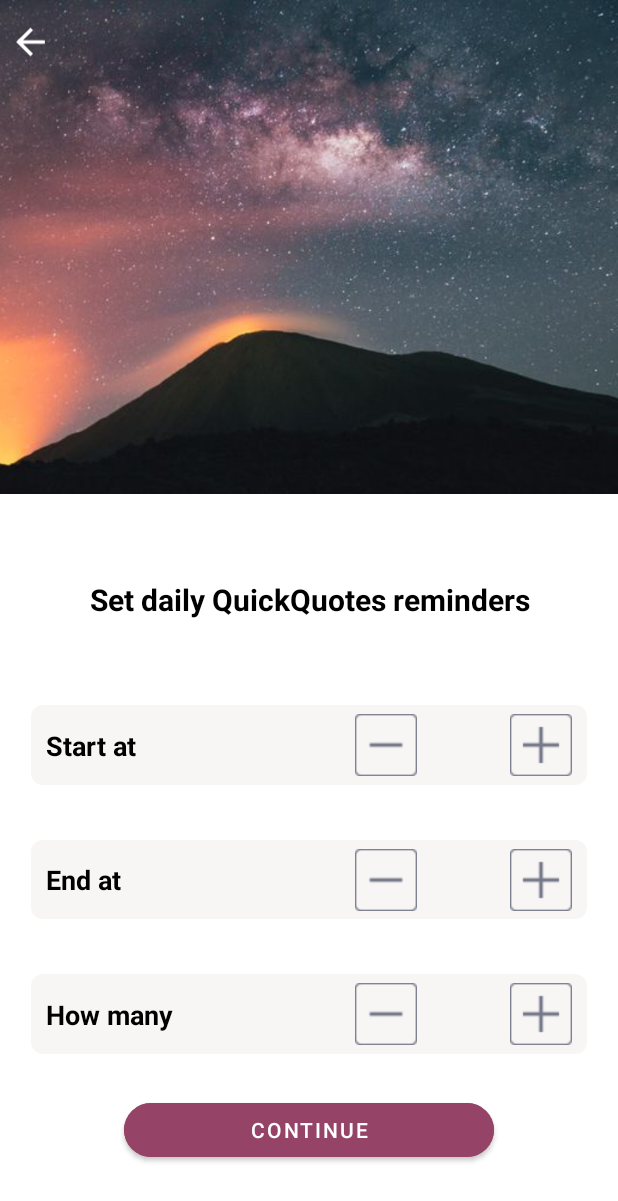
After one commit to awesome-academy/QuickQuotes, an Android app: the fragment GetStartedFragment shown on its own in the app's theme, on a phone screen of 412 x 824 dp. The commit adds this screen. Shown: the top 1201 px of the screen. Run offline under Robolectric (Android 15) with nearby library versions, the phone set to English and light mode, and no system bars; our stand-ins replace data binding.

Commit message:
Create UI GetStartedFragment

```diff
--- a/app/src/main/java/com/sun/quickquotes/MainApplication.kt
+++ b/app/src/main/java/com/sun/quickquotes/MainApplication.kt
@@ -4,6 +4,7 @@ import android.app.Application
 import com.sun.quickquotes.di.apiModule
 import com.sun.quickquotes.di.networkModule
 import com.sun.quickquotes.di.roomModule
+import com.sun.quickquotes.di.viewModelModule
 import org.koin.android.ext.koin.androidContext
 import org.koin.core.context.startKoin
 
@@ -17,6 +18,7 @@ class MainApplication : Application() {
                     apiModule,
                     networkModule,
                     roomModule,
+                    viewModelModule,
                 )
             )
         }
--- a/app/src/main/java/com/sun/quickquotes/base/BaseFragment.kt
+++ b/app/src/main/java/com/sun/quickquotes/base/BaseFragment.kt
@@ -63,9 +63,9 @@ abstract class BaseFragment<V : ViewDataBinding> : Fragment() {
         }
     }
 
-    abstract fun showLoading()
+    open fun showLoading() {}
 
-    abstract fun hideLoading()
+    open fun hideLoading() {}
 
     override fun onDestroy() {
         super.onDestroy()
--- /dev/null
+++ b/app/src/main/java/com/sun/quickquotes/di/ViewModelModule.kt
@@ -0,0 +1,8 @@
+package com.sun.quickquotes.di
+
+import com.sun.quickquotes.ui.getstarted.GetStartedViewModel
+import org.koin.dsl.module
+
+val viewModelModule = module {
+    single { GetStartedViewModel() }
+}
--- /dev/null
+++ b/app/src/main/java/com/sun/quickquotes/ui/getstarted/GetStartedFragment.kt
@@ -0,0 +1,33 @@
+package com.sun.quickquotes.ui.getstarted
+
+import android.view.View
+import com.sun.quickquotes.R
+import com.sun.quickquotes.base.BaseFragment
+import com.sun.quickquotes.databinding.FragmentGetStartedBinding
+import org.koin.androidx.viewmodel.ext.android.viewModel
+
+
+class GetStartedFragment : BaseFragment<FragmentGetStartedBinding>(), View.OnClickListener {
+
+    override val layoutResource get() = R.layout.fragment_get_started
+    override val viewModel: GetStartedViewModel by viewModel()
+
+    override fun initViews() {
+
+    }
+
+    override fun initData() {
+        with(viewBinding) {
+            lifecycleOwner = viewLifecycleOwner
+            getStartedVM = viewModel
+        }
+    }
+
+    override fun initEvents() {
+
+    }
+
+    override fun onClick(v: View?) {
+
+    }
+}
--- /dev/null
+++ b/app/src/main/java/com/sun/quickquotes/ui/getstarted/GetStartedViewModel.kt
@@ -0,0 +1,7 @@
+package com.sun.quickquotes.ui.getstarted
+
+import com.sun.quickquotes.base.BaseViewModel
+
+class GetStartedViewModel : BaseViewModel() {
+
+}
--- a/app/src/main/java/com/sun/quickquotes/ui/main/MainActivity.kt
+++ b/app/src/main/java/com/sun/quickquotes/ui/main/MainActivity.kt
@@ -1,12 +1,24 @@
 package com.sun.quickquotes.ui.main
 
-import androidx.appcompat.app.AppCompatActivity
-import android.os.Bundle
+import androidx.navigation.fragment.NavHostFragment
 import com.sun.quickquotes.R
+import com.sun.quickquotes.base.BaseActivity
+import com.sun.quickquotes.databinding.ActivityMainBinding
 
-class MainActivity : AppCompatActivity() {
-    override fun onCreate(savedInstanceState: Bundle?) {
-        super.onCreate(savedInstanceState)
-        setContentView(R.layout.activity_main)
+class MainActivity : BaseActivity<ActivityMainBinding>() {
+
+    override val layoutId get() = R.layout.activity_main
+    private val navHostFragment by lazy {
+        supportFragmentManager.findFragmentById(R.id.fragment_container) as NavHostFragment
     }
+    private val navController by lazy { navHostFragment.navController }
+
+    override fun initViews() {
+
+    }
+
+    private fun firstTimeOpen() {
+
+    }
+
 }
--- /dev/null
+++ b/app/src/main/res/drawable/bg_radius8_hint_of_red.xml
@@ -0,0 +1,6 @@
+<?xml version="1.0" encoding="utf-8"?>
+<shape xmlns:android="http://schemas.android.com/apk/res/android"
+    android:shape="rectangle">
+    <corners android:radius="@dimen/dp_8" />
+    <solid android:color="@color/color_hint_of_red" />
+</shape>
--- /dev/null
+++ b/app/src/main/res/drawable/ic_arrow_back.xml
@@ -0,0 +1,10 @@
+<vector xmlns:android="http://schemas.android.com/apk/res/android"
+    android:width="24dp"
+    android:height="24dp"
+    android:tint="@android:color/white"
+    android:viewportWidth="24"
+    android:viewportHeight="24">
+    <path
+        android:fillColor="@android:color/white"
+        android:pathData="M20,11H7.83l5.59,-5.59L12,4l-8,8 8,8 1.41,-1.41L7.83,13H20v-2z" />
+</vector>
--- a/app/src/main/res/layout/activity_main.xml
+++ b/app/src/main/res/layout/activity_main.xml
@@ -1,10 +1,34 @@
 <?xml version="1.0" encoding="utf-8"?>
-<androidx.constraintlayout.widget.ConstraintLayout xmlns:android="http://schemas.android.com/apk/res/android"
+<layout xmlns:android="http://schemas.android.com/apk/res/android"
     xmlns:app="http://schemas.android.com/apk/res-auto"
-    xmlns:tools="http://schemas.android.com/tools"
-    android:layout_width="match_parent"
-    android:layout_height="match_parent"
-    tools:context=".ui.main.MainActivity"
-    android:background="@android:color/white">
+    xmlns:tools="http://schemas.android.com/tools">
 
-</androidx.constraintlayout.widget.ConstraintLayout>
+    <androidx.constraintlayout.widget.ConstraintLayout
+        android:layout_width="match_parent"
+        android:layout_height="match_parent"
+        android:background="@android:color/white"
+        tools:context=".ui.main.MainActivity">
+
+        <androidx.fragment.app.FragmentContainerView
+            android:id="@+id/fragment_container"
+            android:name="androidx.navigation.fragment.NavHostFragment"
+            android:layout_width="0dp"
+            android:layout_height="0dp"
+            app:defaultNavHost="true"
+            app:layout_constraintBottom_toTopOf="@id/bottom_navigation"
+            app:layout_constraintEnd_toEndOf="parent"
+            app:layout_constraintStart_toStartOf="parent"
+            app:layout_constraintTop_toTopOf="parent" />
+
+        <com.google.android.material.bottomnavigation.BottomNavigationView
+            android:id="@+id/bottom_navigation"
+            android:layout_width="0dp"
+            android:layout_height="wrap_content"
+            app:layout_constraintBottom_toBottomOf="parent"
+            app:layout_constraintEnd_toEndOf="parent"
+            app:layout_constraintStart_toStartOf="parent"
+            app:layout_constraintTop_toBottomOf="@id/fragment_container"
+            app:menu="@menu/bottom_nav_menu" />
+
+    </androidx.constraintlayout.widget.ConstraintLayout>
+</layout>
--- /dev/null
+++ b/app/src/main/res/layout/fragment_get_started.xml
@@ -0,0 +1,304 @@
+<?xml version="1.0" encoding="utf-8"?>
+<layout xmlns:android="http://schemas.android.com/apk/res/android"
+    xmlns:app="http://schemas.android.com/apk/res-auto"
+    xmlns:tools="http://schemas.android.com/tools">
+
+    <data>
+
+        <variable
+            name="getStartedVM"
+            type="com.sun.quickquotes.ui.getstarted.GetStartedViewModel" />
+    </data>
+
+    <androidx.constraintlayout.widget.ConstraintLayout
+        android:layout_width="match_parent"
+        android:layout_height="match_parent"
+        android:background="@android:color/white"
+        tools:context=".ui.getstarted.GetStartedFragment">
+
+        <ImageView
+            android:id="@+id/image_landscape"
+            android:layout_width="0dp"
+            android:layout_height="0dp"
+            android:contentDescription="@null"
+            android:scaleType="centerCrop"
+            android:src="@drawable/ic_getstarted"
+            app:layout_constraintEnd_toEndOf="parent"
+            app:layout_constraintHeight_percent="0.4"
+            app:layout_constraintStart_toStartOf="parent"
+            app:layout_constraintTop_toTopOf="parent" />
+
+        <View
+            android:id="@+id/view_tool_bar"
+            android:layout_width="0dp"
+            android:layout_height="?actionBarSize"
+            android:background="@android:color/transparent"
+            app:layout_constraintEnd_toEndOf="parent"
+            app:layout_constraintStart_toStartOf="parent"
+            app:layout_constraintTop_toTopOf="parent" />
+
+        <ImageView
+            android:id="@+id/button_back"
+            android:layout_width="0dp"
+            android:layout_height="0dp"
+            android:layout_marginStart="@dimen/dp_6"
+            android:background="?android:selectableItemBackground"
+            android:contentDescription="@null"
+            android:src="@drawable/ic_arrow_back"
+            app:layout_constraintBottom_toBottomOf="@id/view_tool_bar"
+            app:layout_constraintDimensionRatio="1:1"
+            app:layout_constraintStart_toStartOf="@id/view_tool_bar"
+            app:layout_constraintTop_toTopOf="parent"
+            app:layout_constraintWidth_percent="0.07" />
+
+        <TextView
+            android:id="@+id/text_title"
+            style="@style/TextViewDefault"
+            android:layout_width="0dp"
+            android:layout_marginStart="@dimen/dp_10"
+            android:ellipsize="end"
+            android:maxLines="1"
+            android:textColor="@android:color/white"
+            android:textSize="@dimen/sp_20"
+            app:layout_constraintBottom_toBottomOf="@id/view_tool_bar"
+            app:layout_constraintEnd_toEndOf="parent"
+            app:layout_constraintStart_toEndOf="@id/button_back"
+            app:layout_constraintTop_toTopOf="@id/view_tool_bar"
+            tools:text="@tools:sample/last_names" />
+
+        <androidx.constraintlayout.widget.Group
+            android:id="@+id/group_tool_bar"
+            android:layout_width="wrap_content"
+            android:layout_height="wrap_content"
+            app:constraint_referenced_ids="view_tool_bar, button_back, text_title" />
+
+        <TextView
+            android:id="@+id/text_started_set_reminder"
+            style="@style/TextViewDefault"
+            android:layout_marginVertical="@dimen/dp_30"
+            android:gravity="center"
+            android:text="@string/text_set_daily_quickquotes_reminders"
+            android:textSize="@dimen/sp_20"
+            android:textStyle="bold"
+            app:layout_constraintBottom_toTopOf="@id/view_start_at"
+            app:layout_constraintEnd_toEndOf="@id/image_landscape"
+            app:layout_constraintStart_toStartOf="@id/image_landscape"
+            app:layout_constraintTop_toBottomOf="@id/image_landscape" />
+
+        <View
+            android:id="@+id/view_start_at"
+            android:layout_width="0dp"
+            android:layout_height="0dp"
+            android:background="@drawable/bg_radius8_hint_of_red"
+            app:layout_constraintBottom_toTopOf="@id/view_end_at"
+            app:layout_constraintDimensionRatio="7:1"
+            app:layout_constraintEnd_toEndOf="parent"
+            app:layout_constraintStart_toStartOf="parent"
+            app:layout_constraintTop_toBottomOf="@id/text_started_set_reminder"
+            app:layout_constraintWidth_percent="0.9" />
+
+        <TextView
+            android:id="@+id/text_start_at"
+            style="@style/TextViewDefault"
+            android:layout_marginStart="@dimen/dp_10"
+            android:text="@string/text_start_at"
+            android:textSize="@dimen/sp_18"
+            android:textStyle="bold"
+            app:layout_constraintBottom_toBottomOf="@id/view_start_at"
+            app:layout_constraintEnd_toEndOf="@id/view_start_at"
+            app:layout_constraintHorizontal_bias="0"
+            app:layout_constraintStart_toStartOf="@id/view_start_at"
+            app:layout_constraintTop_toTopOf="@id/view_start_at"
+            app:layout_constraintWidth_percent="0.5" />
+
+        <ImageView
+            android:id="@+id/image_decrease_start_time"
+            android:layout_width="0dp"
+            android:layout_height="0dp"
+            android:background="?android:selectableItemBackground"
+            android:contentDescription="@null"
+            android:src="@drawable/ic_minus"
+            app:layout_constraintBottom_toBottomOf="@id/text_start_at"
+            app:layout_constraintDimensionRatio="1:1"
+            app:layout_constraintEnd_toStartOf="@id/text_start_time"
+            app:layout_constraintStart_toEndOf="@id/text_start_at"
+            app:layout_constraintTop_toTopOf="@id/text_start_at"
+            app:layout_constraintWidth_percent="0.1" />
+
+        <TextView
+            android:id="@+id/text_start_time"
+            style="@style/TextViewDefault"
+            android:layout_marginHorizontal="@dimen/dp_2"
+            android:gravity="center"
+            android:textSize="@dimen/sp_16"
+            app:layout_constraintBottom_toBottomOf="@id/text_start_at"
+            app:layout_constraintEnd_toStartOf="@id/image_increase_start_time"
+            app:layout_constraintStart_toEndOf="@id/image_decrease_start_time"
+            app:layout_constraintTop_toTopOf="@id/text_start_at" />
+
+        <ImageView
+            android:id="@+id/image_increase_start_time"
+            android:layout_width="0dp"
+            android:layout_height="0dp"
+            android:layout_marginEnd="@dimen/dp_10"
+            android:background="?android:selectableItemBackground"
+            android:contentDescription="@null"
+            android:src="@drawable/ic_plus"
+            app:layout_constraintBottom_toBottomOf="@id/text_start_at"
+            app:layout_constraintDimensionRatio="1:1"
+            app:layout_constraintEnd_toEndOf="@id/view_start_at"
+            app:layout_constraintStart_toEndOf="@id/text_start_time"
+            app:layout_constraintTop_toTopOf="@id/text_start_at"
+            app:layout_constraintWidth_percent="0.1" />
+
+        <View
+            android:id="@+id/view_end_at"
+            android:layout_width="0dp"
+            android:layout_height="0dp"
+            android:layout_marginTop="@dimen/dp_10"
+            android:background="@drawable/bg_radius8_hint_of_red"
+            app:layout_constraintBottom_toTopOf="@id/view_how_many"
+            app:layout_constraintDimensionRatio="7:1"
+            app:layout_constraintEnd_toEndOf="parent"
+            app:layout_constraintStart_toStartOf="parent"
+            app:layout_constraintTop_toBottomOf="@id/view_start_at"
+            app:layout_constraintWidth_percent="0.9" />
+
+        <TextView
+            android:id="@+id/text_end_at"
+            style="@style/TextViewDefault"
+            android:layout_marginStart="@dimen/dp_10"
+            android:text="@string/text_end_at"
+            android:textSize="@dimen/sp_18"
+            android:textStyle="bold"
+            app:layout_constraintBottom_toBottomOf="@id/view_end_at"
+            app:layout_constraintEnd_toEndOf="@id/view_end_at"
+            app:layout_constraintHorizontal_bias="0"
+            app:layout_constraintStart_toStartOf="@id/view_end_at"
+            app:layout_constraintTop_toTopOf="@id/view_end_at"
+            app:layout_constraintWidth_percent="0.5" />
+
+        <ImageView
+            android:id="@+id/image_decrease_end_time"
+            android:layout_width="0dp"
+            android:layout_height="0dp"
+            android:background="?android:selectableItemBackground"
+            android:contentDescription="@null"
+            android:src="@drawable/ic_minus"
+            app:layout_constraintBottom_toBottomOf="@id/text_end_at"
+            app:layout_constraintDimensionRatio="1:1"
+            app:layout_constraintEnd_toStartOf="@id/text_end_time"
+            app:layout_constraintStart_toEndOf="@id/text_end_at"
+            app:layout_constraintTop_toTopOf="@id/text_end_at"
+            app:layout_constraintWidth_percent="0.1" />
+
+        <TextView
+            android:id="@+id/text_end_time"
+            style="@style/TextViewDefault"
+            android:layout_marginHorizontal="@dimen/dp_2"
+            android:gravity="center"
+            android:textSize="@dimen/sp_16"
+            app:layout_constraintBottom_toBottomOf="@id/text_end_at"
+            app:layout_constraintEnd_toStartOf="@id/image_increase_end_time"
+            app:layout_constraintStart_toEndOf="@id/image_decrease_end_time"
+            app:layout_constraintTop_toTopOf="@id/text_end_at" />
+
+        <ImageView
+            android:id="@+id/image_increase_end_time"
+            android:layout_width="0dp"
+            android:layout_height="0dp"
+            android:layout_marginEnd="@dimen/dp_10"
+            android:background="?android:selectableItemBackground"
+            android:contentDescription="@null"
+            android:src="@drawable/ic_plus"
+            app:layout_constraintBottom_toBottomOf="@id/text_end_at"
+            app:layout_constraintDimensionRatio="1:1"
+            app:layout_constraintEnd_toEndOf="@id/view_end_at"
+            app:layout_constraintStart_toEndOf="@id/text_end_time"
+            app:layout_constraintTop_toTopOf="@id/text_end_at"
+            app:layout_constraintWidth_percent="0.1" />
+
+        <View
+            android:id="@+id/view_how_many"
+            android:layout_width="0dp"
+            android:layout_height="0dp"
+            android:layout_marginTop="@dimen/dp_10"
+            android:background="@drawable/bg_radius8_hint_of_red"
+            app:layout_constraintBottom_toTopOf="@id/button_get_started_continue"
+            app:layout_constraintDimensionRatio="7:1"
+            app:layout_constraintEnd_toEndOf="parent"
+            app:layout_constraintStart_toStartOf="parent"
+            app:layout_constraintTop_toBottomOf="@id/view_end_at"
+            app:layout_constraintWidth_percent="0.9" />
+
+        <TextView
+            android:id="@+id/text_how_many"
+            style="@style/TextViewDefault"
+            android:layout_marginStart="@dimen/dp_10"
+            android:text="@string/text_how_many"
+            android:textSize="@dimen/sp_18"
+            android:textStyle="bold"
+            app:layout_constraintBottom_toBottomOf="@id/view_how_many"
+            app:layout_constraintEnd_toEndOf="@id/view_how_many"
+            app:layout_constraintHorizontal_bias="0"
+            app:layout_constraintStart_toStartOf="@id/view_how_many"
+            app:layout_constraintTop_toTopOf="@id/view_how_many"
+            app:layout_constraintWidth_percent="0.5" />
+
+        <ImageView
+            android:id="@+id/image_decrease_times_number"
+            android:layout_width="0dp"
+            android:layout_height="0dp"
+            android:background="?android:selectableItemBackground"
+            android:contentDescription="@null"
+            android:src="@drawable/ic_minus"
+            app:layout_constraintBottom_toBottomOf="@id/text_how_many"
+            app:layout_constraintDimensionRatio="1:1"
+            app:layout_constraintEnd_toStartOf="@id/text_times_number"
+            app:layout_constraintStart_toEndOf="@id/text_how_many"
+            app:layout_constraintTop_toTopOf="@id/text_how_many"
+            app:layout_constraintWidth_percent="0.1" />
+
+        <TextView
+            android:id="@+id/text_times_number"
+            style="@style/TextViewDefault"
+            android:layout_marginHorizontal="@dimen/dp_2"
+            android:gravity="center"
+            android:textSize="@dimen/sp_16"
+            app:layout_constraintBottom_toBottomOf="@id/text_how_many"
+            app:layout_constraintEnd_toStartOf="@id/image_increase_times_number"
+            app:layout_constraintStart_toEndOf="@id/image_decrease_times_number"
+            app:layout_constraintTop_toTopOf="@id/text_how_many" />
+
+        <ImageView
+            android:id="@+id/image_increase_times_number"
+            android:layout_width="0dp"
+            android:layout_height="0dp"
+            android:layout_marginEnd="@dimen/dp_10"
+            android:background="?android:selectableItemBackground"
+            android:contentDescription="@null"
+            android:src="@drawable/ic_plus"
+            app:layout_constraintBottom_toBottomOf="@id/text_how_many"
+            app:layout_constraintDimensionRatio="1:1"
+            app:layout_constraintEnd_toEndOf="@id/view_end_at"
+            app:layout_constraintStart_toEndOf="@id/text_times_number"
+            app:layout_constraintTop_toTopOf="@id/text_how_many"
+            app:layout_constraintWidth_percent="0.1" />
+
+        <com.google.android.material.button.MaterialButton
+            android:id="@+id/button_get_started_continue"
+            android:layout_width="0dp"
+            android:layout_height="wrap_content"
+            android:layout_marginBottom="@dimen/dp_20"
+            android:backgroundTint="@color/color_vin_rouge"
+            android:text="@string/text_continue"
+            android:textAllCaps="true"
+            app:cornerRadius="@dimen/dp_20"
+            app:layout_constraintBottom_toBottomOf="parent"
+            app:layout_constraintEnd_toEndOf="parent"
+            app:layout_constraintStart_toStartOf="parent"
+            app:layout_constraintTop_toBottomOf="@id/view_how_many"
+            app:layout_constraintWidth_percent="0.6" />
+
+    </androidx.constraintlayout.widget.ConstraintLayout>
+</layout>
--- /dev/null
+++ b/app/src/main/res/menu/bottom_nav_menu.xml
@@ -0,0 +1,5 @@
+<?xml version="1.0" encoding="utf-8"?>
+<menu xmlns:android="http://schemas.android.com/apk/res/android"
+    xmlns:app="http://schemas.android.com/apk/res-auto">
+
+</menu>
--- /dev/null
+++ b/app/src/main/res/navigation/nav_graph.xml
@@ -0,0 +1,13 @@
+<?xml version="1.0" encoding="utf-8"?>
+<navigation xmlns:android="http://schemas.android.com/apk/res/android"
+    xmlns:app="http://schemas.android.com/apk/res-auto"
+    xmlns:tools="http://schemas.android.com/tools"
+    android:id="@+id/nav_graph">
+
+    <fragment
+        android:id="@+id/getStartedFragment"
+        android:name="com.sun.quickquotes.ui.getstarted.GetStartedFragment"
+        android:label="GetStartedFragment"
+        tools:layout="@layout/fragment_get_started" />
+
+</navigation>
--- a/app/src/main/res/values/colors.xml
+++ b/app/src/main/res/values/colors.xml
@@ -5,4 +5,7 @@
     <color name="purple_700">#FF3700B3</color>
     <color name="teal_200">#FF03DAC5</color>
     <color name="teal_700">#FF018786</color>
+    <color name="color_hint_of_red">#F8F5F5</color>
+    <color name="color_vin_rouge">#954366</color>
+    <color name="color_storm_gray">#747888</color>
 </resources>
--- a/app/src/main/res/values/dimens.xml
+++ b/app/src/main/res/values/dimens.xml
@@ -1,4 +1,16 @@
 <?xml version="1.0" encoding="utf-8"?>
 <resources>
+
+    <dimen name="sp_16">16sp</dimen>
+    <dimen name="sp_18">18sp</dimen>
+    <dimen name="sp_20">20sp</dimen>
+    <dimen name="sp_22">22sp</dimen>
+    <dimen name="sp_30">30sp</dimen>
+
+    <dimen name="dp_2">2dp</dimen>
     <dimen name="dp_6">6dp</dimen>
+    <dimen name="dp_8">8dp</dimen>
+    <dimen name="dp_10">10dp</dimen>
+    <dimen name="dp_20">20dp</dimen>
+    <dimen name="dp_30">30dp</dimen>
 </resources>
--- a/app/src/main/res/values/strings.xml
+++ b/app/src/main/res/values/strings.xml
@@ -1,5 +1,14 @@
 <resources>
     <string name="app_name">QuickQuotes</string>
     <string name="error_binding">Binding is not valid</string>
+    <string name="error_max_times_per_day">"Max 10 reminders per day only!"</string>
     <string name="error_something_wrong">Something wrong \ud83d\ude05</string>
+    <string name="error_time_not_valid">Time is not valid!</string>
+    <string name="error_turned_off_reminder">"Turned off reminder!"</string>
+    <string name="text_continue">continue</string>
+    <string name="text_end_at">End at</string>
+    <string name="text_how_many">How many</string>
+    <string name="text_set_daily_quickquotes_reminders">Set daily QuickQuotes reminders</string>
+    <string name="text_set_reminder_successfully">Set reminder successfully! \ud83d\ude04</string>
+    <string name="text_start_at">Start at</string>
 </resources>
--- /dev/null
+++ b/app/src/main/res/values/styles.xml
@@ -0,0 +1,8 @@
+<?xml version="1.0" encoding="utf-8"?>
+<resources>
+    <style name="TextViewDefault">
+        <item name="android:layout_width">0dp</item>
+        <item name="android:layout_height">wrap_content</item>
+        <item name="android:textColor">@android:color/black</item>
+    </style>
+</resources>
```
Also changed, not shown: app/src/main/res/drawable/ic_getstarted.jpg (added), app/src/main/res/drawable/ic_minus.png (added), app/src/main/res/drawable/ic_plus.png (added).
